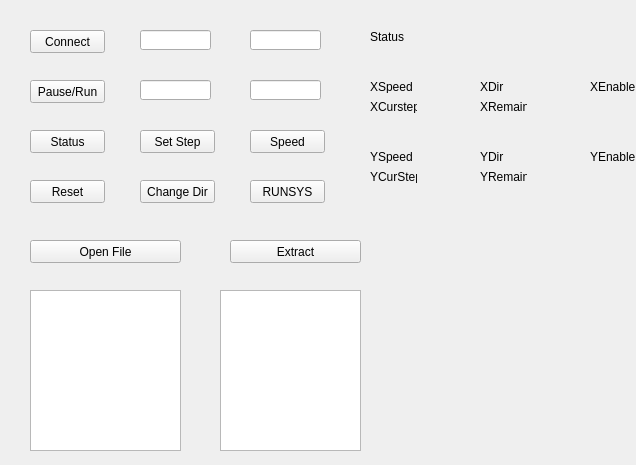
hoatongoc/CNC_Nuvoton_PC, file mainwindow.ui: the form before one commit.
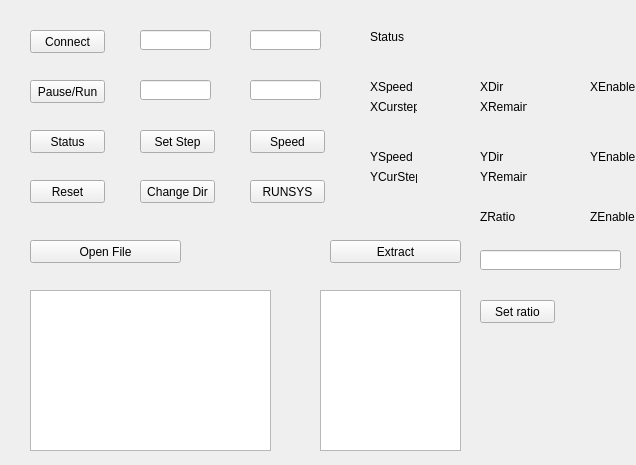
The form after the commit.

Patch:
```diff
--- a/mainwindow.ui
+++ b/mainwindow.ui
@@ -215,7 +215,7 @@
    <widget class="QPushButton" name="pushButton">
     <property name="geometry">
      <rect>
-      <x>230</x>
+      <x>330</x>
       <y>240</y>
       <width>131</width>
       <height>23</height>
@@ -230,7 +230,7 @@
      <rect>
       <x>30</x>
       <y>290</y>
-      <width>151</width>
+      <width>241</width>
       <height>161</height>
      </rect>
     </property>
@@ -238,7 +238,7 @@
    <widget class="QTextEdit" name="textExtract">
     <property name="geometry">
      <rect>
-      <x>220</x>
+      <x>320</x>
       <y>290</y>
       <width>141</width>
       <height>161</height>
@@ -356,6 +356,55 @@
      <string>RUNSYS</string>
     </property>
    </widget>
+   <widget class="QLabel" name="ZlabelEnable">
+    <property name="geometry">
+     <rect>
+      <x>590</x>
+      <y>210</y>
+      <width>47</width>
+      <height>13</height>
+     </rect>
+    </property>
+    <property name="text">
+     <string>ZEnable</string>
+    </property>
+   </widget>
+   <widget class="QLabel" name="ZlabelRatio">
+    <property name="geometry">
+     <rect>
+      <x>480</x>
+      <y>210</y>
+      <width>47</width>
+      <height>13</height>
+     </rect>
+    </property>
+    <property name="text">
+     <string>ZRatio</string>
+    </property>
+   </widget>
+   <widget class="QPushButton" name="ZRatioBtn">
+    <property name="geometry">
+     <rect>
+      <x>480</x>
+      <y>300</y>
+      <width>75</width>
+      <height>23</height>
+     </rect>
+    </property>
+    <property name="text">
+     <string>Set ratio</string>
+    </property>
+   </widget>
+   <widget class="QLineEdit" name="ZRatioLineEdit">
+    <property name="geometry">
+     <rect>
+      <x>480</x>
+      <y>250</y>
+      <width>141</width>
+      <height>20</height>
+     </rect>
+    </property>
+   </widget>
   </widget>
  </widget>
  <layoutdefault spacing="6" margin="11"/>
```
